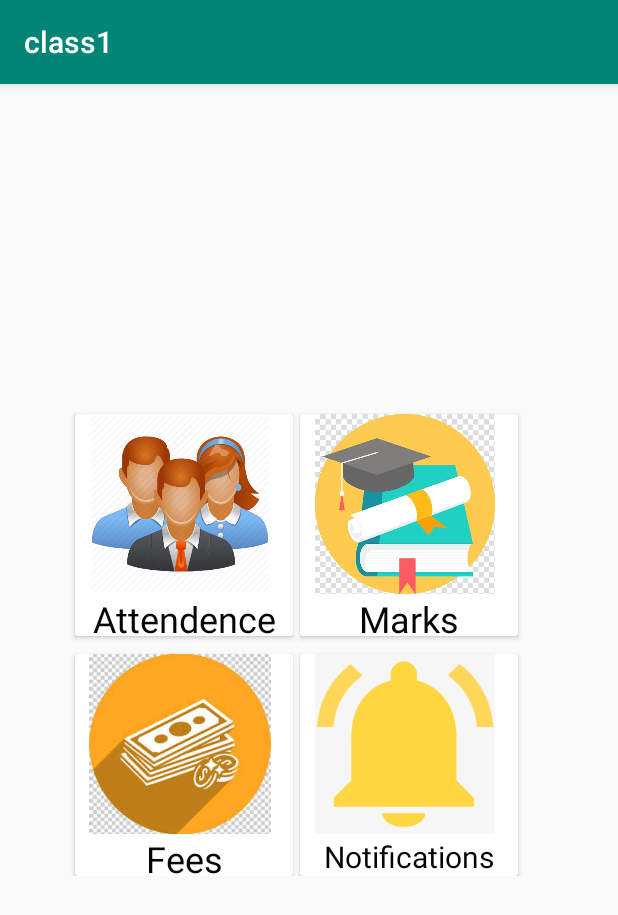
After one commit to sumeet3-0/Class-Manager, an Android app: the Parent screen opened directly, with no data from a screen before it, on a phone screen of 412 x 824 dp. The commit adds this screen. Shown: the top 915 px of the screen. Run offline under Robolectric (Android 15) with nearby library versions, the phone set to English and light mode, and no system bars.

Commit message:
14th May

```diff
--- a/app/build.gradle
+++ b/app/build.gradle
@@ -26,6 +26,7 @@ dependencies {
     implementation 'androidx.appcompat:appcompat:1.0.2'
     implementation 'androidx.constraintlayout:constraintlayout:1.1.3'
     implementation 'com.google.android.material:material:1.0.0'
+    implementation 'com.google.firebase:firebase-storage:19.1.1'
     implementation 'com.google.firebase:firebase-analytics:17.2.2'
     testImplementation 'junit:junit:4.12'
     androidTestImplementation 'androidx.test.ext:junit:1.1.0'
--- a/app/src/main/AndroidManifest.xml
+++ b/app/src/main/AndroidManifest.xml
@@ -16,7 +16,10 @@
         android:roundIcon="@mipmap/ic_launcher_round"
         android:supportsRtl="true"
         android:theme="@style/AppTheme">
-        <activity android:name=".Fees"></activity>
+        <activity android:name=".ParentMarks1"></activity>
+        <activity android:name=".ParentAttendence1" />
+        <activity android:name=".Parent" />
+        <activity android:name=".Fees" />
         <activity android:name=".ViewList" />
         <activity android:name=".ViewMByName" />
         <activity android:name=".ViewMByDate" />
--- /dev/null
+++ b/app/src/main/java/com/example/class1/Parent.java
@@ -0,0 +1,50 @@
+package com.example.class1;
+
+import android.content.Intent;
+import android.os.Bundle;
+import android.view.View;
+
+import androidx.appcompat.app.AppCompatActivity;
+import androidx.cardview.widget.CardView;
+
+public class Parent extends AppCompatActivity {
+
+    CardView attendenceCV,marksCV,feesCV,notificationsCV;
+    @Override
+    protected void onCreate(Bundle savedInstanceState) {
+        super.onCreate(savedInstanceState);
+        setContentView(R.layout.activity_parent);
+        attendenceCV = findViewById(R.id.attendenceCV);
+        marksCV = findViewById(R.id.marksCV);
+        feesCV = findViewById(R.id.feesCV);
+        notificationsCV = findViewById(R.id.viewCV);
+        attendenceCV.setOnClickListener(new View.OnClickListener() {
+            @Override
+            public void onClick(View v) {
+                Intent i = new Intent(getApplicationContext(),ParentAttendence1.class);
+                startActivity(i);
+            }
+        });
+        marksCV.setOnClickListener(new View.OnClickListener() {
+            @Override
+            public void onClick(View v) {
+                Intent i = new Intent(getApplicationContext(),ParentMarks1.class);
+                startActivity(i);
+            }
+        });
+        feesCV.setOnClickListener(new View.OnClickListener() {
+            @Override
+            public void onClick(View v) {
+                Intent i = new Intent(getApplicationContext(),AdminMarks1.class);
+                startActivity(i);
+            }
+        });
+        notificationsCV.setOnClickListener(new View.OnClickListener() {
+            @Override
+            public void onClick(View v) {
+                Intent i = new Intent(getApplicationContext(),ViewList.class);
+                startActivity(i);
+            }
+        });
+    }
+}
--- /dev/null
+++ b/app/src/main/res/layout/activity_parent.xml
@@ -0,0 +1,116 @@
+<?xml version="1.0" encoding="utf-8"?>
+<androidx.coordinatorlayout.widget.CoordinatorLayout xmlns:android="http://schemas.android.com/apk/res/android"
+    xmlns:app="http://schemas.android.com/apk/res-auto"
+    xmlns:tools="http://schemas.android.com/tools"
+    android:id="@+id/relativeLayout"
+    android:layout_width="wrap_content"
+    android:layout_height="wrap_content"
+    android:layout_marginTop="100dp"
+    android:orientation="vertical"
+    tools:context=".Parent">
+
+    <androidx.cardview.widget.CardView
+        android:id="@+id/attendenceCV"
+        android:layout_width="145dp"
+        android:layout_height="148dp"
+        android:layout_marginStart="50dp"
+        android:layout_marginTop="120dp">
+
+
+        <TextView
+            android:id="@+id/attendence"
+            android:layout_width="match_parent"
+            android:layout_height="30dp"
+            android:layout_marginTop="120dp"
+            android:gravity="center"
+            android:text="@string/attendence"
+            android:textColor="#050505"
+            android:textSize="24sp" />
+
+        <ImageView
+            android:id="@+id/imageView3"
+            android:layout_width="140dp"
+            android:layout_height="120dp"
+            app:srcCompat="@drawable/attendence" />
+    </androidx.cardview.widget.CardView>
+
+    <androidx.cardview.widget.CardView
+        android:id="@+id/marksCV"
+        android:layout_width="145dp"
+        android:layout_height="148dp"
+        android:layout_marginStart="200dp"
+        android:layout_marginTop="120dp"
+        android:layout_marginEnd="50dp">
+
+
+        <TextView
+            android:id="@+id/marks"
+            android:layout_width="match_parent"
+            android:layout_height="30dp"
+            android:layout_marginTop="120dp"
+            android:gravity="center"
+            android:text="@string/marks"
+            android:textColor="#050505"
+            android:textSize="24sp" />
+
+        <ImageView
+            android:id="@+id/marksImg"
+            android:layout_width="140dp"
+            android:layout_height="120dp"
+            app:srcCompat="@drawable/marks" />
+    </androidx.cardview.widget.CardView>
+
+    <androidx.cardview.widget.CardView
+        android:id="@+id/feesCV"
+        android:layout_width="145dp"
+        android:layout_height="148dp"
+        android:layout_marginStart="50dp"
+        android:layout_marginTop="280dp"
+        android:layout_marginEnd="50dp">
+
+
+        <TextView
+            android:id="@+id/fees"
+            android:layout_width="match_parent"
+            android:layout_height="30dp"
+            android:layout_marginTop="120dp"
+            android:gravity="center"
+            android:text="@string/fees"
+            android:textColor="#050505"
+            android:textSize="24sp" />
+
+        <ImageView
+            android:id="@+id/feesImg"
+            android:layout_width="140dp"
+            android:layout_height="120dp"
+            app:srcCompat="@drawable/fees" />
+    </androidx.cardview.widget.CardView>
+
+    <androidx.cardview.widget.CardView
+        android:id="@+id/viewCV"
+        android:layout_width="145dp"
+        android:layout_height="148dp"
+        android:layout_marginStart="200dp"
+        android:layout_marginTop="280dp"
+        android:layout_marginEnd="50dp">
+
+
+        <TextView
+            android:id="@+id/notifications"
+            android:layout_width="match_parent"
+            android:layout_height="30dp"
+            android:layout_marginTop="120dp"
+            android:gravity="center"
+            android:text="Notifications"
+            android:textColor="#050505"
+            android:textSize="20sp" />
+
+        <ImageView
+            android:id="@+id/view"
+            android:layout_width="140dp"
+            android:layout_height="120dp"
+            app:srcCompat="@drawable/ring" />
+    </androidx.cardview.widget.CardView>
+
+
+</androidx.coordinatorlayout.widget.CoordinatorLayout>
--- a/app/src/main/res/layout/activity_reg.xml
+++ b/app/src/main/res/layout/activity_reg.xml
@@ -34,7 +34,7 @@
                 android:layout_marginLeft="135dp"
                 android:layout_marginTop="340dp"
 
-                android:text="Upload Photo" />
+                android:text="Choose Image" />
 
             <EditText
                 android:id="@+id/school"
@@ -114,7 +114,6 @@
                 android:layout_marginTop="900dp"
                 android:ems="10"
                 android:hint="@string/email"
-                android:inputType="textEmailAddress"
                  />
 
             <EditText
```
Also changed, not shown: app/src/main/java/com/example/class1/MainActivity.java (+57 -9 lines), app/src/main/java/com/example/class1/ParentAttendence1.java (added, +68 -0 lines), app/src/main/java/com/example/class1/ParentMarks1.java (added, +72 -0 lines), app/src/main/java/com/example/class1/RegActivity.java (+2 -10 lines), app/src/main/res/layout/activity_parent_attendence1.xml (added, +13 -0 lines), app/src/main/res/layout/activity_parent_marks1.xml (added, +13 -0 lines), app/src/main/res/layout/activity_view_a_by_name.xml (+9 -1 lines), app/src/main/res/layout/splash_screen.xml (+4 -6 lines), app/src/main/res/drawable-v24/logo.jpeg (deleted), app/src/main/res/drawable-v24/logo.png (added).
